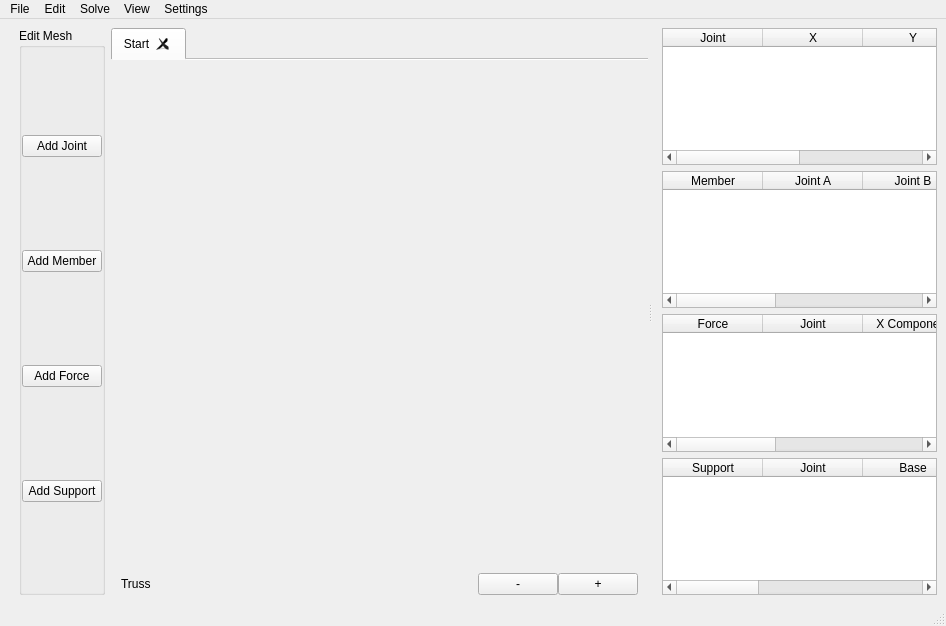
levirogalla/truss-gui, file src/mainwindow/mainwindow.ui: the form before one commit.
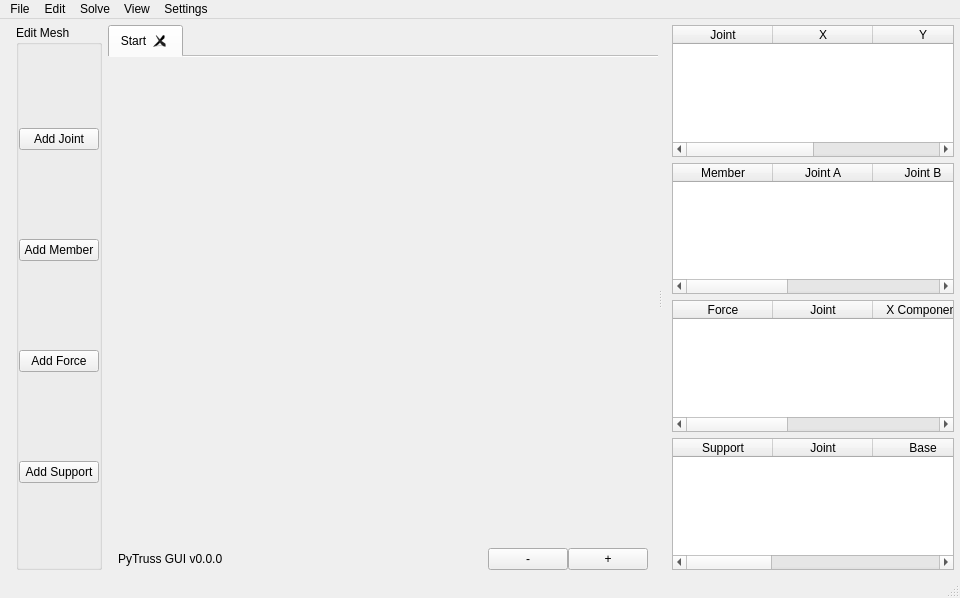
The form after the commit. Custom widgets are drawn as their Qt base class.

Commit message:
feat: panning button selection for right mouse
Add support for truck pad by giving ability to switch pan mode activation to right mouse button from middle mouse button.

```diff
--- a/src/mainwindow/mainwindow.ui
+++ b/src/mainwindow/mainwindow.ui
@@ -6,8 +6,8 @@
    <rect>
     <x>0</x>
     <y>0</y>
-    <width>946</width>
-    <height>626</height>
+    <width>960</width>
+    <height>598</height>
    </rect>
   </property>
   <property name="minimumSize">
@@ -21,6 +21,18 @@
   </property>
   <widget class="QWidget" name="centralwidget">
    <layout class="QHBoxLayout" name="horizontalLayout">
+    <property name="leftMargin">
+     <number>6</number>
+    </property>
+    <property name="topMargin">
+     <number>6</number>
+    </property>
+    <property name="rightMargin">
+     <number>6</number>
+    </property>
+    <property name="bottomMargin">
+     <number>6</number>
+    </property>
     <item>
      <widget class="QWidget" name="controls" native="true">
       <property name="sizePolicy">
@@ -246,7 +258,7 @@
                <number>10</number>
               </property>
               <property name="topMargin">
-               <number>0</number>
+               <number>2</number>
               </property>
               <property name="rightMargin">
                <number>10</number>
@@ -257,7 +269,7 @@
               <item>
                <widget class="QLabel" name="label">
                 <property name="text">
-                 <string>Truss</string>
+                 <string>PyTruss GUI v0.0.0</string>
                 </property>
                </widget>
               </item>
@@ -463,7 +475,7 @@
     <rect>
      <x>0</x>
      <y>0</y>
-     <width>946</width>
+     <width>960</width>
      <height>24</height>
     </rect>
    </property>
```
The commit also changes 10 other files.
